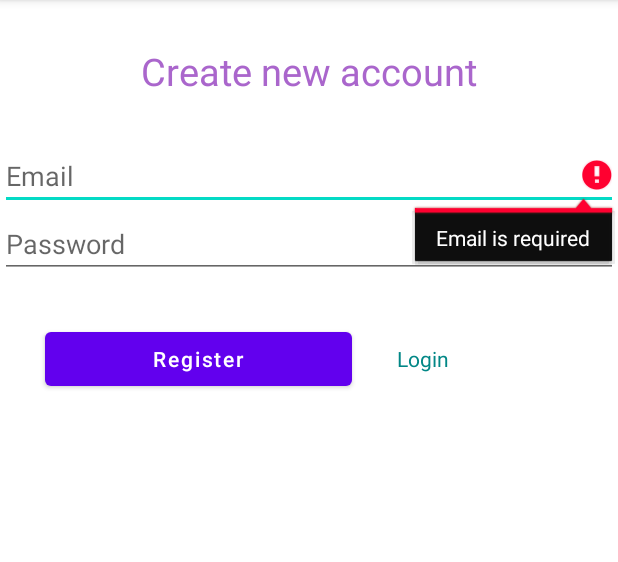
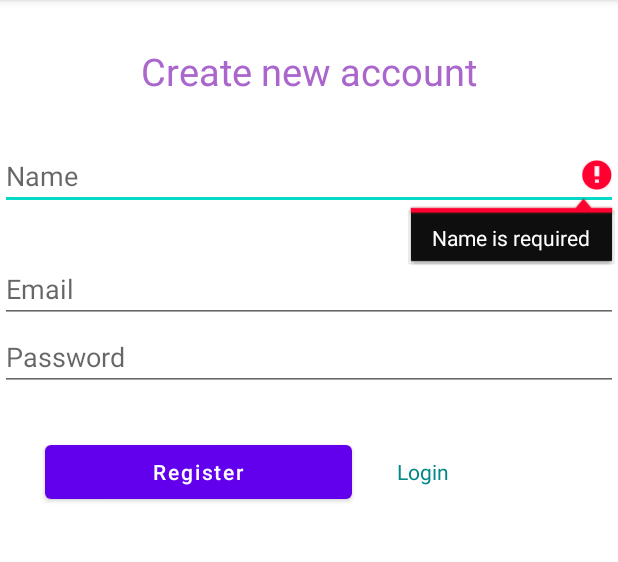
Before and after one commit to gunehee6566/Co_green, an Android app: the screen it shows after launch (RegisterActivity), after a tap on "Register", on a phone screen of 412 x 824 dp, the part 84-646 px from its top. Run offline under Robolectric (Android 15) with nearby library versions, the light colour scheme and no system bars; our stand-ins replace Firebase (no records; nobody signed in at launch, a user with empty details on screens opened directly).

Commit message:
store userName into firebase

```diff
--- a/app/src/main/java/ca/bcit/co_green/RegisterActivity.java
+++ b/app/src/main/java/ca/bcit/co_green/RegisterActivity.java
@@ -14,22 +14,29 @@ import androidx.annotation.NonNull;
 import androidx.appcompat.app.AppCompatActivity;
 
 import com.google.android.gms.tasks.OnCompleteListener;
+import com.google.android.gms.tasks.OnSuccessListener;
 import com.google.android.gms.tasks.Task;
 import com.google.firebase.auth.AuthResult;
 import com.google.firebase.auth.FirebaseAuth;
+import com.google.firebase.database.DatabaseReference;
+import com.google.firebase.database.FirebaseDatabase;
 
 public class RegisterActivity extends AppCompatActivity {
-    EditText editEmail, editPassword;
+    EditText editName, editEmail, editPassword;
     Button btnRegister;
     TextView tvLogin;
     ProgressBar progressBar;
     FirebaseAuth fAuth;
 
+    DatabaseReference databaseInput;
     @Override
     protected void onCreate(Bundle savedInstanceState) {
         super.onCreate(savedInstanceState);
         setContentView(R.layout.activity_register);
 
+        databaseInput = FirebaseDatabase.getInstance().getReference("user");
+
+        editName = findViewById(R.id.editName);
         editEmail = findViewById(R.id.editEmail);
         editPassword = findViewById(R.id.editPassword);
         btnRegister = findViewById(R.id.btnRegister);
@@ -38,16 +45,22 @@ public class RegisterActivity extends AppCompatActivity {
 
         fAuth = FirebaseAuth.getInstance();
 
-        if (fAuth.getCurrentUser() != null) {
-            startActivity(new Intent(getApplicationContext(), MainActivity.class));
-            finish();
-        }
+//        if (fAuth.getCurrentUser() != null) {
+//            startActivity(new Intent(getApplicationContext(), MainActivity.class));
+//            finish();
+//        }
 
         btnRegister.setOnClickListener(new View.OnClickListener() {
             @Override
             public void onClick(View view) {
+                String name = editName.getText().toString().trim();
                 String email = editEmail.getText().toString().trim();
                 String password = editPassword.getText().toString().trim();
+
+                if (TextUtils.isEmpty(name)) {
+                    editName.setError("Name is required");
+                    return;
+                }
 
                 if (TextUtils.isEmpty(email)) {
                     editEmail.setError("Email is required");
@@ -79,7 +92,7 @@ public class RegisterActivity extends AppCompatActivity {
                         }
                     }
                 });
-
+                addUserName();
             }
 
         });
@@ -87,7 +100,32 @@ public class RegisterActivity extends AppCompatActivity {
         tvLogin.setOnClickListener(new View.OnClickListener() {
             @Override
             public void onClick(View view) {
+
                 startActivity(new Intent(getApplicationContext(), LoginActivity.class));
+            }
+        });
+
+
+    }
+    private void addUserName(){
+        String userName = editName.getText().toString().trim();
+
+
+        if(TextUtils.isEmpty(userName)){
+            Toast.makeText(this, "Must enter some value.", Toast.LENGTH_LONG).show();
+        }
+
+
+        String id = databaseInput.push().getKey();
+        User user = new User(id,userName);
+
+        Task setValueTask = databaseInput.child(id).setValue(user);
+
+        setValueTask.addOnSuccessListener(new OnSuccessListener() {
+            @Override
+            public void onSuccess(Object o) {
+                Toast.makeText(RegisterActivity.this,"User Name added.",Toast.LENGTH_LONG).show();
+                editName.setText("");
             }
         });
     }
--- a/app/src/main/res/layout/activity_register.xml
+++ b/app/src/main/res/layout/activity_register.xml
@@ -16,6 +16,14 @@
         android:layout_gravity="center"
         android:textColor="@android:color/holo_purple"
         android:text="@string/create_new_account" />
+
+    <EditText
+        android:id="@+id/editName"
+        android:layout_width="match_parent"
+        android:layout_height="wrap_content"
+        android:layout_marginTop="30dp"
+        android:hint="@string/name"
+        android:inputType="textPersonName" />
 
     <EditText
         android:id="@+id/editEmail"
--- a/app/src/main/res/values/strings.xml
+++ b/app/src/main/res/values/strings.xml
@@ -4,6 +4,7 @@
     <string name="login">Login</string>
     <string name="register">Register</string>
     <string name="logout">Logout</string>
+    <string name="name">Name</string>
     <string name="email">Email</string>
     <string name="password">Password</string>
     <string name="login_title">LOGIN</string>
```
Also changed, not shown: app/src/main/java/ca/bcit/co_green/MainActivity.java (+4 -6 lines), app/src/main/java/ca/bcit/co_green/User.java (added, +28 -0 lines).
